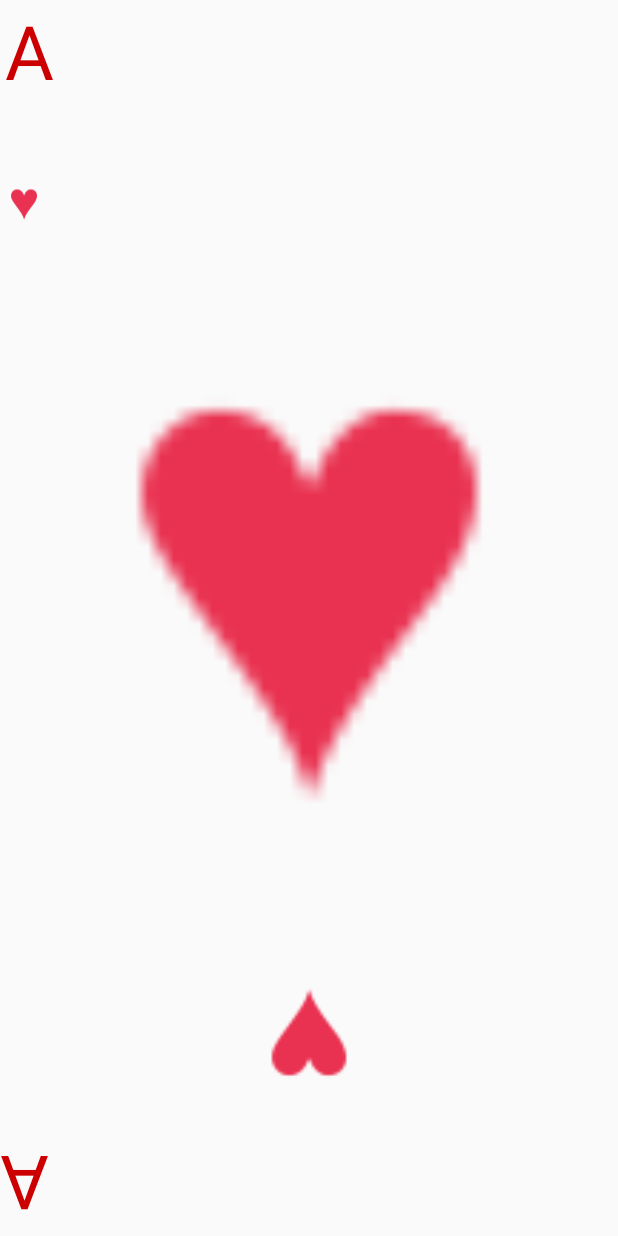
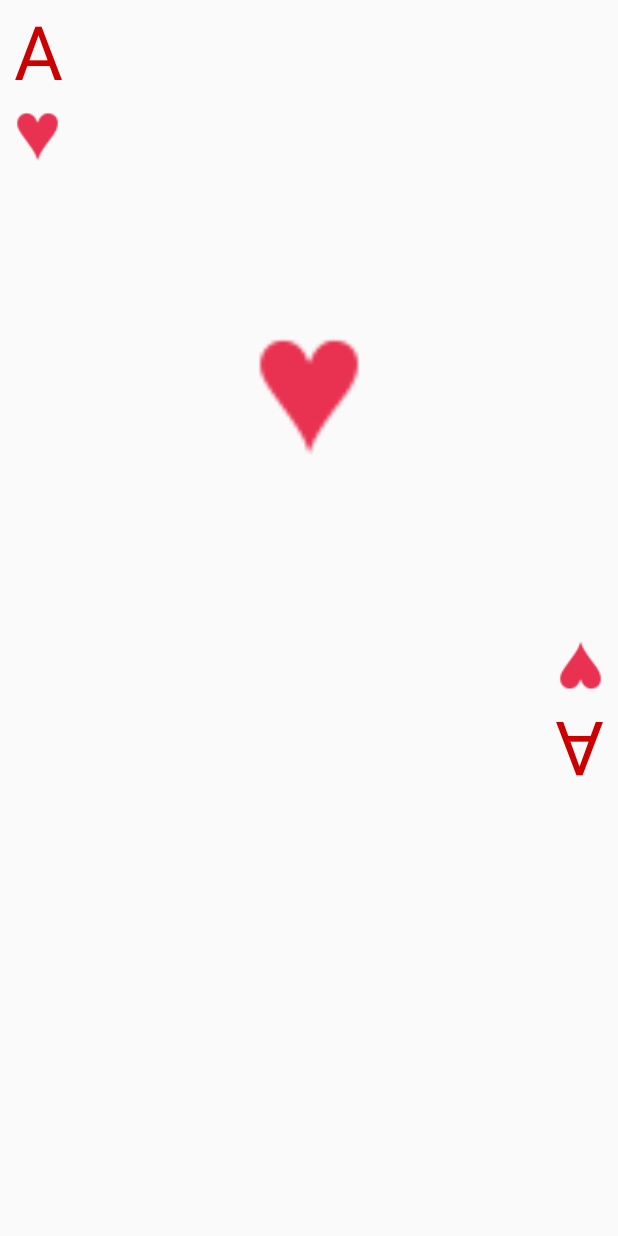
Before and after one commit to ChapmanCPSC356Fall2017/card-stack-shiro105, an Android app: the layout linear_layout_card.xml on its own in the app's theme, with its tools: preview values and no code run, on a phone screen of 412 x 824 dp. Run offline under Robolectric (Android 15) with nearby library versions, the phone set to English and light mode, and no system bars.

Commit message:
Changed name of heart picture and added three layouts for cards.

```diff
--- a/CardStackApp/app/src/main/res/layout/linear_layout_card.xml
+++ b/CardStackApp/app/src/main/res/layout/linear_layout_card.xml
@@ -3,86 +3,53 @@
     android:layout_width="match_parent"
     android:layout_height="match_parent"
     android:orientation="vertical"
-    android:weightSum="90"
-    >
-
-    <LinearLayout
-        android:layout_width="match_parent"
-        android:layout_height="0dp"
-        android:layout_weight="10"
     >
 
     <TextView
-            android:layout_width="match_parent"
+        android:layout_width="wrap_content"
         android:layout_height="wrap_content"
-            android:paddingLeft="3dp"
+        android:paddingStart="9dp"
+        android:paddingEnd="9dp"
         android:text="@string/A_symbol"
         android:textColor="@android:color/holo_red_dark"
         android:textSize="50sp"
         />
 
-    </LinearLayout>
-
-    <LinearLayout
-        android:layout_width="wrap_content"
-        android:layout_height="0dp"
-        android:layout_weight="10"
-        >
-
     <ImageView
-            android:layout_width="match_parent"
-            android:layout_height="match_parent"
-            android:src="@drawable/ic_action_name"
+        android:layout_width="50dp"
+        android:layout_height="50dp"
+        android:src="@drawable/heart"
 
         />
 
-    </LinearLayout>
+    <ImageView
+        android:layout_width="300dp"
+        android:layout_height="300dp"
+        android:layout_gravity="center_horizontal"
+        android:padding="90dp"
+        android:src="@drawable/heart"
+        />
 
-    <LinearLayout
-        android:layout_width="match_parent"
-        android:layout_height="0dp"
-        android:layout_weight="50"
-        android:gravity="center"
-        >
 
     <ImageView
-            android:layout_width="match_parent"
-            android:layout_height="match_parent"
-            android:src="@drawable/ic_action_name"
+        android:layout_width="50dp"
+        android:layout_height="50dp"
+        android:scaleY="-1"
+        android:layout_gravity="end"
+        android:src="@drawable/heart"
+        />
+
+
+    <TextView
+        android:layout_width="wrap_content"
+        android:layout_height="wrap_content"
+        android:textSize="50sp"
+        android:scaleY="-1"
+        android:layout_gravity="end"
+        android:paddingStart="9dp"
+        android:paddingEnd="9dp"
+        android:text="@string/A_symbol"
+        android:textColor="@android:color/holo_red_dark"
         />
 
 </LinearLayout>
-
-    <LinearLayout
-        android:layout_width="match_parent"
-        android:layout_height="0dp"
-        android:layout_weight="10"
-        >
-
-        <ImageView
-            android:layout_width="match_parent"
-            android:layout_height="match_parent"
-            android:src="@drawable/ic_action_name"
-            android:scaleY="-1"
-            />
-
-    </LinearLayout>
-
-    <LinearLayout
-        android:layout_width="match_parent"
-        android:layout_height="0dp"
-        android:layout_weight="10"
-        >
-
-        <TextView
-            android:layout_width="match_parent"
-            android:layout_height="match_parent"
-            android:text="@string/A_symbol"
-            android:textColor="@android:color/holo_red_dark"
-            android:textSize="50sp"
-            android:scaleY="-1"
-            />
-
-    </LinearLayout>
-
-</LinearLayout>
```
Also changed, not shown: CardStackApp/app/src/main/res/layout/frame_layout_card.xml (+49 -1 lines), CardStackApp/app/src/main/res/layout/relative_layout_card.xml (+51 -1 lines), CardStackApp/app/src/main/res/drawable-hdpi/heart.png (renamed from CardStackApp/app/src/main/res/drawable-hdpi/ic_action_name.png), CardStackApp/app/src/main/res/drawable-mdpi/heart.png (renamed from CardStackApp/app/src/main/res/drawable-mdpi/ic_action_name.png), CardStackApp/app/src/main/res/drawable-xhdpi/heart.png (renamed from CardStackApp/app/src/main/res/drawable-xhdpi/ic_action_name.png), CardStackApp/app/src/main/res/drawable-xxhdpi/heart.png (renamed from CardStackApp/app/src/main/res/drawable-xxhdpi/ic_action_name.png). Lines whose indentation alone changed are shown as unchanged.
